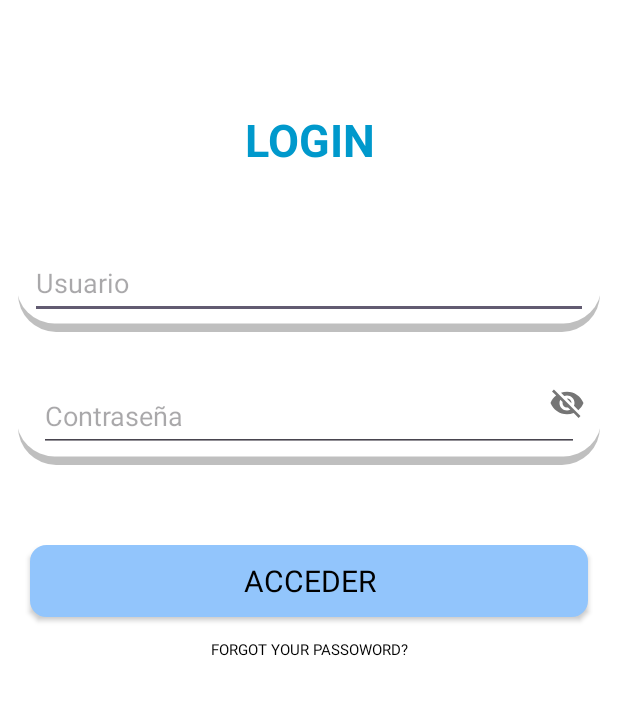
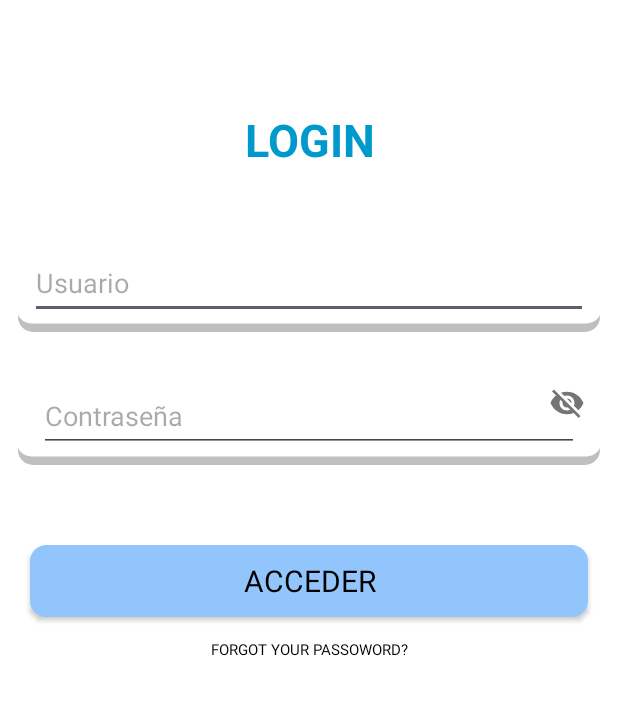
Before and after one commit to elavincho/ClubDeportivoApp, an Android app: the screen it shows after launch (MainActivity), on a phone screen of 412 x 824 dp, the part 479-1194 px from its top. Run offline under Robolectric (Android 15) with nearby library versions, the phone set to English and light mode, and no system bars.

Commit message:
Modifico text input

```diff
--- a/app/src/main/res/drawable/bg_text_input.xml
+++ b/app/src/main/res/drawable/bg_text_input.xml
@@ -8,7 +8,7 @@
         android:right="2dp"
         android:bottom="0dp">
         <shape android:shape="rectangle">
-            <corners android:radius="25dp" />
+            <corners android:radius="10dp" />
             <solid android:color="#40000000" /> <!-- Color de sombra (negro semi-transparente) -->
         </shape>
     </item>
@@ -27,7 +27,7 @@
 
             <!-- Esquinas ligeramente redondeadas -->
             <corners
-                android:radius="25dp" />
+                android:radius="10dp" />
 
             <!-- Fondo gris -->
             <solid
```
